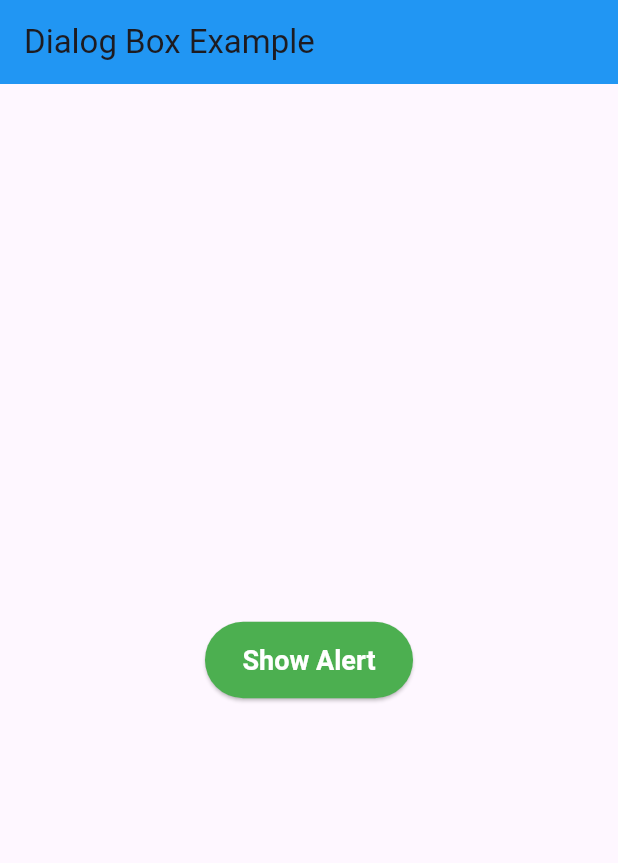
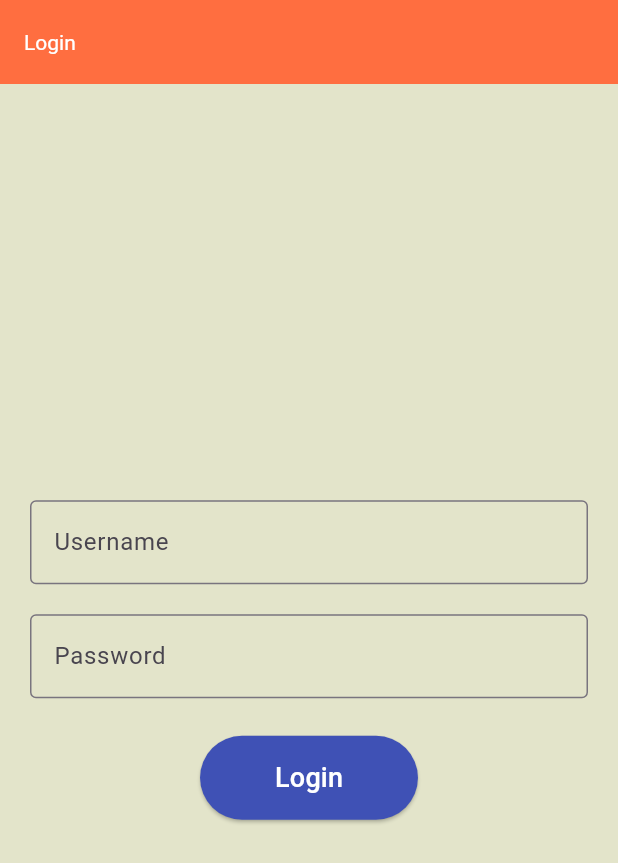
Before and after one commit to mhdsafvan15-blip/Login-page, a Flutter app: the screen it shows after launch, on a phone screen of 412 x 824 dp. Shown: the top 863 px of the screen. Run offline on Flutter 3.47's test engine with Material 3 defaults, Android fonts, the phone set to English and light mode, and no system bars.

Commit message:
first commit

```diff
--- a/lib/main.dart
+++ b/lib/main.dart
@@ -1,60 +1,199 @@
 import 'package:flutter/material.dart';
+import 'dart:async';
 
 void main() {
-  runApp(MyApp());
+  runApp(const MyApp());
 }
 
 class MyApp extends StatelessWidget {
+  const MyApp({super.key});
+
   @override
   Widget build(BuildContext context) {
     return MaterialApp(
-      title: 'Dialog Demo',
-      home: Scaffold(
-        appBar: AppBar(
-          title: Text('Dialog Box Example'),
-          backgroundColor: Colors.blue,
-        ),
-        body: Center(
-          child: ElevatedButton(
-            style: ElevatedButton.styleFrom(
-              backgroundColor: Colors.green, // button color
-              foregroundColor: Colors.white, // text color
-              padding: EdgeInsets.symmetric(horizontal: 25, vertical: 15),
-              textStyle: TextStyle(fontSize: 18, fontWeight: FontWeight.bold),
-            ),
-            child: Text('Show Alert'),
-            onPressed: () {
-              // Show a dialog when button is pressed
-              showDialog(
-                context: context,
-                builder: (context) {
-                  return AlertDialog(
-                    title: Text('Hello!'),
-                    content: Text('This is a simple alert dialog box.'),
-                    actions: [
-                      TextButton(
-                        child: Text('Cancel'),
-                        onPressed: () {
-                          Navigator.pop(context); // close the dialog
-                        },
-                      ),
-                      TextButton(
-                        child: Text('OK'),
-                        onPressed: () {
-                          Navigator.pop(context);
-                          ScaffoldMessenger.of(context).showSnackBar(
-                            SnackBar(content: Text('You pressed OK!')),
-                          );
-                        },
-                      ),
-                    ],
-                  );
-                },
-              );
-            },
+      title: 'Login App',
+      theme: ThemeData(primarySwatch: Colors.indigo, useMaterial3: true),
+      debugShowCheckedModeBanner: false,
+      home: const SplashScreen(),
+    );
+  }
+}
+
+// 1️ Screen
+class SplashScreen extends StatefulWidget {
+  const SplashScreen({super.key});
+
+  @override
+  State<SplashScreen> createState() => _SplashScreenState();
+}
+
+class _SplashScreenState extends State<SplashScreen> {
+  @override
+  void initState() {
+    super.initState();
+    Timer(const Duration(seconds: 3), () {
+      Navigator.pushReplacement(
+        context,
+        MaterialPageRoute(builder: (context) => const LoginScreen()),
+      );
+    });
+  }
+
+  @override
+  Widget build(BuildContext context) {
+    return Scaffold(
+      backgroundColor: Colors.indigo,
+      body: const Center(
+        child: Text(
+          'Welcome to Login App',
+          style: TextStyle(
+            color: Colors.white,
+            fontSize: 26,
+            fontWeight: FontWeight.bold,
           ),
         ),
       ),
     );
   }
 }
+
+// 2️ Screen
+class LoginScreen extends StatefulWidget {
+  const LoginScreen({super.key});
+
+  @override
+  State<LoginScreen> createState() => _LoginScreenState();
+}
+
+class _LoginScreenState extends State<LoginScreen> {
+  final TextEditingController _usernameController = TextEditingController();
+  final TextEditingController _passwordController = TextEditingController();
+
+  final List<Map<String, String>> validUsers = [
+    {"username": "admin", "password": "12345"},
+    {"username": "admin2", "password": "123456"},
+    {"username":"admin3", "password": "1234567"},
+  ];
+
+  void _login() {
+    String username = _usernameController.text.trim();
+    String password = _passwordController.text.trim();
+
+    bool isValid = validUsers.any(
+      (user) => user["username"] == username && user["password"] == password,
+    );
+
+    if (isValid) {
+      Navigator.pushAndRemoveUntil(
+        context,
+        MaterialPageRoute(builder: (context) => const HomeScreen()),
+        (route) => false,
+      );
+    } else {
+      showDialog(
+        context: context,
+        builder: (context) => AlertDialog(
+          title: const Text("Login Failed"),
+          content: const Text("Incorrect username or password!"),
+          actions: [
+            TextButton(
+              onPressed: () => Navigator.pop(context),
+              child: const Text("OK"),
+            ),
+          ],
+        ),
+      );
+    }
+  }
+
+  @override
+  Widget build(BuildContext context) {
+    return Scaffold(
+      backgroundColor: const Color.fromARGB(255, 227, 228, 202),
+      appBar: AppBar(
+        backgroundColor: Colors.deepOrangeAccent,
+        title: const Text("Login", textAlign: TextAlign.center),
+        titleTextStyle: const TextStyle(color: Colors.white),
+      ),
+      body: Padding(
+        padding: const EdgeInsets.all(20.0),
+        child: Center(
+          child: Column(
+            mainAxisAlignment: MainAxisAlignment.center,
+            children: [
+              TextField(
+                controller: _usernameController,
+                decoration: const InputDecoration(
+                  labelText: "Username",
+                  border: OutlineInputBorder(),
+                ),
+              ),
+              const SizedBox(height: 20),
+              TextField(
+                controller: _passwordController,
+                decoration: const InputDecoration(
+                  labelText: "Password",
+                  border: OutlineInputBorder(),
+                ),
+                obscureText: true,
+              ),
+              const SizedBox(height: 25),
+              ElevatedButton(
+                onPressed: _login,
+                style: ElevatedButton.styleFrom(
+                  backgroundColor: Colors.indigo,
+                  padding: const EdgeInsets.symmetric(
+                    horizontal: 50,
+                    vertical: 15,
+                  ),
+                ),
+                child: const Text(
+                  "Login",
+                  style: TextStyle(color: Colors.white, fontSize: 18),
+                ),
+              ),
+            ],
+          ),
+        ),
+      ),
+    );
+  }
+}
+
+// 3️ Screen
+class HomeScreen extends StatelessWidget {
+  const HomeScreen({super.key});
+
+  @override
+  Widget build(BuildContext context) {
+    return Scaffold(
+      backgroundColor: Colors.white,
+      appBar: AppBar(
+        title: const Text("Home Page"),
+        backgroundColor: Colors.indigo,
+        actions: [
+          IconButton(
+            icon: const Icon(Icons.logout),
+            onPressed: () {
+              Navigator.pushAndRemoveUntil(
+                context,
+                MaterialPageRoute(builder: (context) => const LoginScreen()),
+                (route) => false,
+              );
+            },
+          ),
+        ],
+      ),
+      body: const Center(
+        child: Text(
+          "HOME SCREEN",
+          style: TextStyle(
+            fontSize: 26,
+            fontWeight: FontWeight.bold,
+            color: Colors.indigo,
+          ),
+        ),
+      ),
+    );
+  }
+}
```
